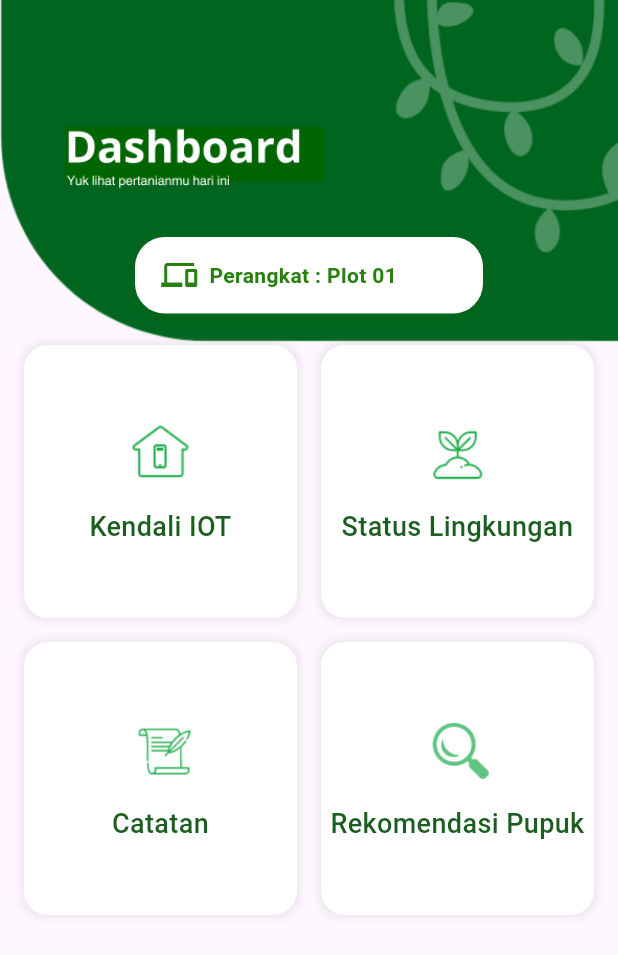
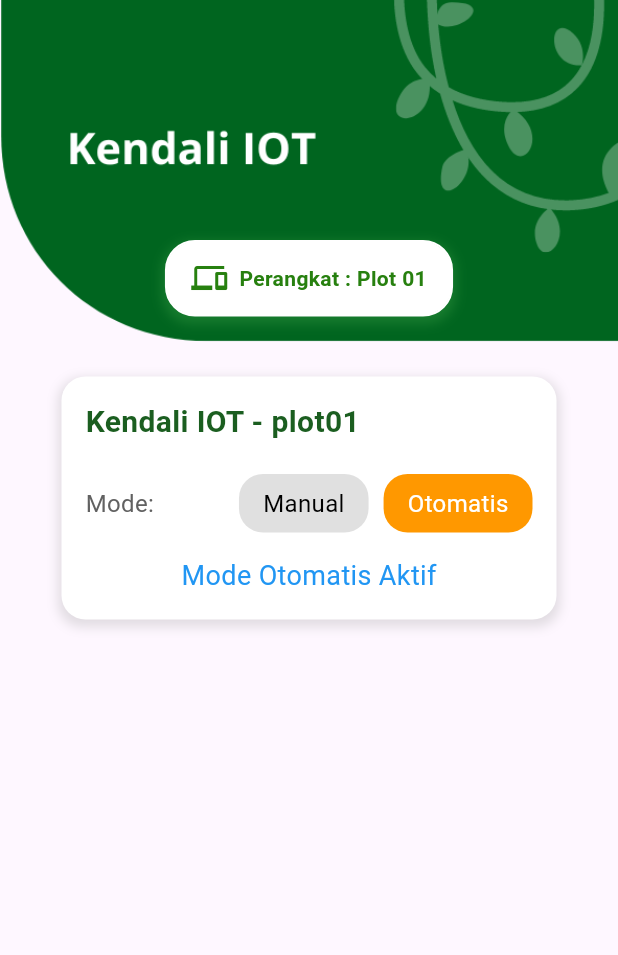
Before and after one commit to alvianfirdaus/JD-AlvianNurFirdaus-Sitanam, a Flutter app: the DashboardScreen screen opened by its route, after a tap on "Kendali IOT", on a phone screen of 412 x 824 dp. Shown: the top 955 px of the screen. Run offline on Flutter 3.47's test engine with Material 3 defaults, Android fonts, the phone set to English and light mode, and no system bars; our stand-ins replace firebase_auth, firebase_core, firebase_database, shared_preferences; missing offline and left inert: mobile_scanner; accounts and stored records are empty.

Commit message:
build fitur kendali IoT

```diff
--- a/lib/Pages/dashboard.dart
+++ b/lib/Pages/dashboard.dart
@@ -1,7 +1,7 @@
 import 'package:flutter/material.dart';
 import 'package:firebase_database/firebase_database.dart';
 import 'package:shared_preferences/shared_preferences.dart';
-// import 'package:sitanam_alvian_apk/Pages/kendali.dart';
+import 'package:sitanam_alvian_apk/Pages/kendali.dart';
 // import 'package:sitanam_alvian_apk/Pages/lingkungan.dart';
 // import 'package:sitanam_alvian_apk/Pages/catatan.dart';
 // import 'package:sitanam_alvian_apk/Pages/hitung_nutrisi.dart';
@@ -82,10 +82,10 @@ Widget build(BuildContext context) {
                       imagePath: 'assets/images/iconcontrol.png',
                       label: 'Kendali IOT',
                       onTap: () {
-                        // Navigator.push(
-                        //   context,
-                        //   MaterialPageRoute(builder: (context) => KendaliScreen()),
-                        // );
+                        Navigator.push(
+                          context,
+                          MaterialPageRoute(builder: (context) => KendaliScreen()),
+                        );
                       },
                     ),
                     DashboardItem(
--- /dev/null
+++ b/lib/Pages/kendali.dart
@@ -0,0 +1,197 @@
+import 'package:flutter/material.dart';
+import 'package:firebase_database/firebase_database.dart';
+import 'package:shared_preferences/shared_preferences.dart';
+import 'package:sitanam_alvian_apk/widgets/KendaliPanelWidget.dart';
+
+class KendaliScreen extends StatefulWidget {
+  @override
+  _KendaliScreenState createState() => _KendaliScreenState();
+}
+
+class _KendaliScreenState extends State<KendaliScreen> {
+  String selectedPlot = '';
+  String selectedPlotName = '';
+  Map<String, dynamic> plotData = {};
+  List<String> availablePlots = [];
+  final DatabaseReference databaseReference = FirebaseDatabase.instance.ref();
+
+  @override
+  void initState() {
+    super.initState();
+    _loadInitialPlot();
+    _fetchAvailablePlots();
+  }
+
+  Future<void> _loadInitialPlot() async {
+    final prefs = await SharedPreferences.getInstance();
+    final savedPlotName = prefs.getString('selected_plot') ?? 'Plot 01';
+    final plotKey = savedPlotName.toLowerCase().replaceAll(' ', '');
+
+    setState(() {
+      selectedPlot = plotKey;
+      selectedPlotName = savedPlotName;
+    });
+
+    listenToPlotData(plotKey);
+  }
+
+  void listenToPlotData(String plot) {
+    databaseReference.child(plot).onValue.listen((event) {
+      if (event.snapshot.value != null) {
+        setState(() {
+          plotData = Map<String, dynamic>.from(event.snapshot.value as Map);
+        });
+      }
+    });
+  }
+
+  void _fetchAvailablePlots() {
+    databaseReference.once().then((DatabaseEvent event) {
+      final data = event.snapshot.value;
+      if (data is Map) {
+        final plots = data.keys.where((key) => key.toString().startsWith('plot')).toList();
+        setState(() {
+          availablePlots = plots.map((e) => _toPlotName(e)).toList();
+        });
+      }
+    });
+  }
+
+  String _toPlotName(String key) {
+    final number = key.replaceAll(RegExp(r'[^0-9]'), '');
+    return 'Plot ${number.padLeft(2, '0')}';
+  }
+
+  Future<void> _selectPlotDialog() async {
+    final selected = await showDialog<String>(
+      context: context,
+      builder: (context) {
+        return AlertDialog(
+          title: Text("Pilih Perangkat"),
+          content: Column(
+            mainAxisSize: MainAxisSize.min,
+            children: availablePlots.map((plotName) {
+              return ListTile(
+                title: Text(plotName),
+                onTap: () => Navigator.pop(context, plotName),
+              );
+            }).toList(),
+          ),
+        );
+      },
+    );
+
+    if (selected != null && selected != selectedPlotName) {
+      final prefs = await SharedPreferences.getInstance();
+      final newKey = selected.toLowerCase().replaceAll(' ', '');
+      setState(() {
+        selectedPlot = newKey;
+        selectedPlotName = selected;
+      });
+      await prefs.setString('selected_plot', selected);
+      listenToPlotData(newKey);
+    }
+  }
+
+  @override
+  Widget build(BuildContext context) {
+    return Scaffold(
+      body: Stack(
+        children: [
+          Column(
+            children: [
+              Container(
+                height: 230,
+                width: double.infinity,
+                decoration: BoxDecoration(
+                  image: DecorationImage(
+                    image: AssetImage('assets/images/headerkendali.png'),
+                    fit: BoxFit.cover,
+                  ),
+                ),
+              ),
+              SizedBox(height: 50),
+            ],
+          ),
+          Positioned(
+            top: 160,
+            left: 0,
+            right: 0,
+            child: Column(
+              children: [
+                Center(
+                  child: PlotBox(
+                    plotName: selectedPlotName,
+                    isSelected: true,
+                    onTap: _selectPlotDialog,
+                  ),
+                ),
+                SizedBox(height: 40),
+                KendaliPanelWidget(
+                  selectedPlot: selectedPlot,
+                ),
+              ],
+            ),
+          ),
+        ],
+      ),
+    );
+  }
+}
+
+class PlotBox extends StatelessWidget {
+  final bool isSelected;
+  final String plotName;
+  final VoidCallback onTap;
+
+  const PlotBox({
+    required this.isSelected,
+    required this.plotName,
+    required this.onTap,
+  });
+
+  @override
+  Widget build(BuildContext context) {
+    return GestureDetector(
+      onTap: onTap,
+      child: Container(
+        padding: EdgeInsets.symmetric(horizontal: 16, vertical: 12),
+        decoration: BoxDecoration(
+          color: isSelected ? Color.fromARGB(255, 255, 255, 255) : Colors.white,
+          borderRadius: BorderRadius.circular(20),
+          border: Border.all(
+            color: isSelected ? Colors.white : Colors.green.shade900,
+            width: 1.5,
+          ),
+          boxShadow: [
+            BoxShadow(
+              color: Colors.green.withOpacity(0.3),
+              spreadRadius: 2,
+              blurRadius: 6,
+              offset: Offset(0, 3),
+            ),
+          ],
+        ),
+
+        child: Row(
+          mainAxisSize: MainAxisSize.min,
+          children: [
+            Icon(
+              Icons.devices,
+              color: isSelected ? Color.fromARGB(255, 39, 128, 15) : Colors.green[900],
+            ),
+            SizedBox(width: 8),
+            Text(
+              'Perangkat : $plotName',
+              style: TextStyle(
+                fontSize: 14,
+                fontWeight: FontWeight.bold,
+                color: isSelected ? Color.fromARGB(255, 39, 128, 15) : Colors.green[900],
+              ),
+            ),
+          ],
+        ),
+      ),
+    );
+  }
+}
--- /dev/null
+++ b/lib/widgets/KendaliPanelWidget.dart
@@ -0,0 +1,188 @@
+import 'dart:async';
+import 'package:flutter/material.dart';
+import 'package:firebase_database/firebase_database.dart';
+
+class KendaliPanelWidget extends StatefulWidget {
+  final String selectedPlot;
+
+  const KendaliPanelWidget({super.key, required this.selectedPlot});
+
+  @override
+  State<KendaliPanelWidget> createState() => _KendaliPanelWidgetState();
+}
+
+class _KendaliPanelWidgetState extends State<KendaliPanelWidget> {
+  bool isManualMode = false;
+  bool isPumpOn = false;
+
+  DatabaseReference? modeReference;
+  DatabaseReference? pumpControlReference;
+
+  StreamSubscription<DatabaseEvent>? modeSubscription;
+  StreamSubscription<DatabaseEvent>? pumpControlSubscription;
+
+  @override
+  void initState() {
+    super.initState();
+    _setupListeners(widget.selectedPlot);
+  }
+
+  @override
+  void didUpdateWidget(covariant KendaliPanelWidget oldWidget) {
+    super.didUpdateWidget(oldWidget);
+    if (widget.selectedPlot != oldWidget.selectedPlot) {
+      _cancelListeners();
+      _setupListeners(widget.selectedPlot);
+    }
+  }
+
+  void _setupListeners(String plot) {
+    final ref = FirebaseDatabase.instance.ref();
+    modeReference = ref.child('$plot/mode');
+    pumpControlReference = ref.child('$plot/manualPumpControl');
+
+    modeSubscription = modeReference!.onValue.listen((event) {
+      final value = event.snapshot.value;
+      setState(() {
+        isManualMode = value == 0;
+      });
+    });
+
+    pumpControlSubscription = pumpControlReference!.onValue.listen((event) {
+      final value = event.snapshot.value;
+      setState(() {
+        isPumpOn = value == 1;
+      });
+    });
+  }
+
+  void _cancelListeners() {
+    modeSubscription?.cancel();
+    pumpControlSubscription?.cancel();
+  }
+
+  void updateMode(bool manual) {
+    final value = manual ? 0 : 1;
+    FirebaseDatabase.instance.ref('${widget.selectedPlot}/mode').set(value);
+  }
+
+  void updatePumpControl(bool on) {
+    final value = on ? 1 : 0;
+    FirebaseDatabase.instance.ref('${widget.selectedPlot}/manualPumpControl').set(value);
+  }
+
+  @override
+  void dispose() {
+    _cancelListeners();
+    super.dispose();
+  }
+
+  @override
+  Widget build(BuildContext context) {
+    return Container(
+      width: 330, // Atur lebar kotak di sini
+      padding: const EdgeInsets.all(16),
+      decoration: BoxDecoration(
+        color: Colors.white,
+        borderRadius: BorderRadius.circular(16),
+        boxShadow: [
+          BoxShadow(
+            color: Colors.grey.withOpacity(0.3),
+            spreadRadius: 2,
+            blurRadius: 6,
+            offset: const Offset(0, 3),
+          ),
+        ],
+      ),
+      child: Column(
+        crossAxisAlignment: CrossAxisAlignment.start,
+        children: [
+          Text(
+            'Kendali IOT - ${widget.selectedPlot}',
+            style: TextStyle(
+              fontSize: 20,
+              fontWeight: FontWeight.bold,
+              color: Colors.green[900],
+            ),
+          ),
+          const SizedBox(height: 20),
+          Row(
+            mainAxisAlignment: MainAxisAlignment.spaceBetween,
+            children: [
+              Text('Mode:', style: TextStyle(fontSize: 16, color: Colors.grey[700])),
+              Row(
+                children: [
+                  ModeButton(
+                    mode: 'Manual',
+                    isSelected: isManualMode,
+                    onTap: () => updateMode(true),
+                  ),
+                  const SizedBox(width: 10),
+                  ModeButton(
+                    mode: 'Otomatis',
+                    isSelected: !isManualMode,
+                    onTap: () => updateMode(false),
+                  ),
+                ],
+              ),
+            ],
+          ),
+          const SizedBox(height: 16),
+          Center(
+            child: isManualMode
+                ? ElevatedButton(
+                    onPressed: () => updatePumpControl(!isPumpOn),
+                    style: ElevatedButton.styleFrom(
+                      backgroundColor: isPumpOn ? Colors.red : Colors.green,
+                      padding: const EdgeInsets.symmetric(horizontal: 40, vertical: 16),
+                    ),
+                    child: Text(
+                      isPumpOn ? 'Matikan Pompa' : 'Hidupkan Pompa',
+                      style: const TextStyle(fontSize: 18, color: Colors.white),
+                    ),
+                  )
+                : const Text(
+                    'Mode Otomatis Aktif',
+                    style: TextStyle(fontSize: 18, color: Colors.blue),
+                  ),
+          ),
+        ],
+      ),
+    );
+  }
+}
+
+// ModeButton widget terpisah
+class ModeButton extends StatelessWidget {
+  final String mode;
+  final bool isSelected;
+  final VoidCallback onTap;
+
+  const ModeButton({
+    super.key,
+    required this.mode,
+    required this.isSelected,
+    required this.onTap,
+  });
+
+  @override
+  Widget build(BuildContext context) {
+    return GestureDetector(
+      onTap: onTap,
+      child: Container(
+        padding: const EdgeInsets.symmetric(horizontal: 16, vertical: 8),
+        decoration: BoxDecoration(
+          color: isSelected ? Colors.orange : Colors.grey[300],
+          borderRadius: BorderRadius.circular(16),
+        ),
+        child: Text(
+          mode,
+          style: TextStyle(
+            fontSize: 16,
+            color: isSelected ? Colors.white : Colors.black,
+          ),
+        ),
+      ),
+    );
+  }
+}
```
